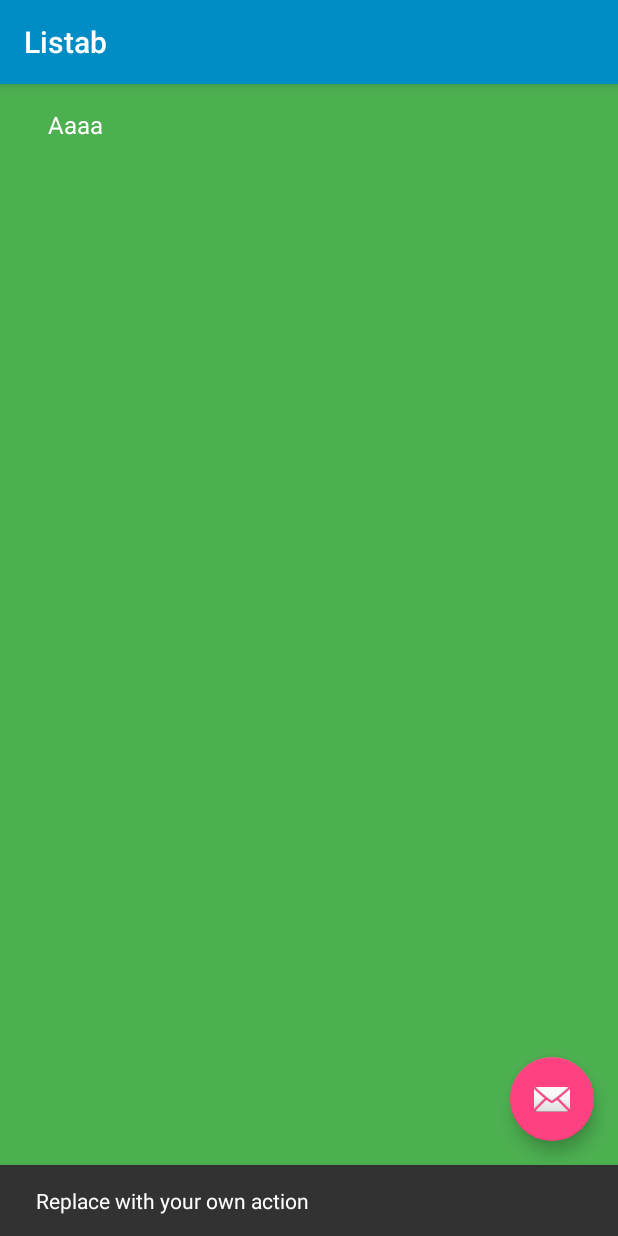
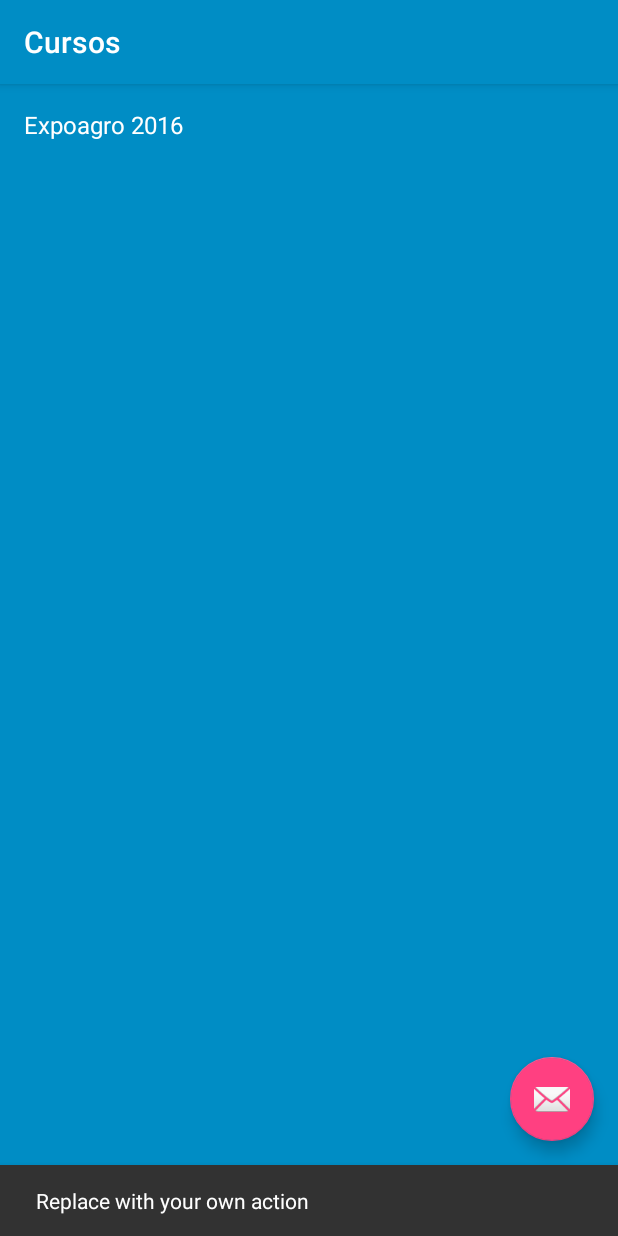
Before and after one commit to LuisLeguizamon/vistas_grid, an Android app: the Listab screen opened directly, with no data from a screen before it, after a tap on an icon or button, on a phone screen of 412 x 824 dp. Run offline under Robolectric (Android 15) with nearby library versions, the phone set to English and light mode, and no system bars; 2 statements that could not run were skipped.

Commit message:
resolve problem

```diff
--- a/app/src/main/java/com/example/luis/vistas_grid/MyAdapterb.java
+++ b/app/src/main/java/com/example/luis/vistas_grid/MyAdapterb.java
@@ -1,5 +1,6 @@
 package com.example.luis.vistas_grid;
 
+import android.support.v4.content.ContextCompat;
 import android.support.v7.widget.RecyclerView;
 import android.view.LayoutInflater;
 import android.view.View;
@@ -47,12 +48,16 @@
         return vh;
     }
 
+
+
+
     // Replace the contents of a view (invoked by the layout manager)
     @Override
     public void onBindViewHolder(ViewHolder holder, int position) {
         // - get element from your dataset at this position
         // - replace the contents of the view with that element
         holder.getTexto().setText(mDataset[position]);
+
     }
 
 
--- a/app/src/main/res/layout/activity_listab.xml
+++ b/app/src/main/res/layout/activity_listab.xml
@@ -21,7 +21,26 @@
 
     </android.support.design.widget.AppBarLayout>
 
+
+
+
+
     <include layout="@layout/content_listab" />
+
+    <ImageView
+        android:layout_width="180dp"
+        android:layout_height="180dp"
+        android:layout_marginTop="420dp"
+        android:layout_marginLeft="-30dp"
+        android:src="@drawable/ic_launcher_cursapp_transbz"/>
+
+    <android.support.v7.widget.RecyclerView
+        android:id="@+id/my_recycler_view"
+        android:layout_width="match_parent"
+        android:layout_height="match_parent"
+        android:scrollbars="vertical"
+        android:layout_marginTop="56dp"/>
+
 
     <android.support.design.widget.FloatingActionButton
         android:id="@+id/fab"
@@ -32,10 +51,5 @@
         android:src="@android:drawable/ic_dialog_email" />
 
 
-    <android.support.v7.widget.RecyclerView
-        android:id="@+id/my_recycler_view"
-        android:layout_width="match_parent"
-        android:layout_height="match_parent"
-        android:scrollbars="vertical"/>
 
 </android.support.design.widget.CoordinatorLayout>
--- a/app/src/main/res/layout/content_listab.xml
+++ b/app/src/main/res/layout/content_listab.xml
@@ -7,10 +7,8 @@
     android:orientation="vertical"
     tools:context="com.example.luis.vistas_grid.Listab"
     tools:showIn="@layout/activity_listab"
-    android:background="@color/green"
-    android:paddingLeft="@dimen/activity_horizontal_margin"
-    android:paddingRight="@dimen/activity_horizontal_margin"
-    android:paddingTop="56dp"
+    android:background="@color/colorPrimary"
+    android:padding="16dp"
     app:layout_behavior="@string/appbar_scrolling_view_behavior">
 
 
@@ -19,7 +17,6 @@
         android:layout_height="match_parent"
         android:fontFamily="sans-serif"
         android:textSize="16sp"
-        android:padding="16dp"
         android:textColor="@color/white"
         android:id="@+id/tx_b"/>
 
--- a/app/src/main/res/layout/item_list.xml
+++ b/app/src/main/res/layout/item_list.xml
@@ -2,8 +2,7 @@
 <LinearLayout xmlns:android="http://schemas.android.com/apk/res/android"
     android:layout_width="wrap_content"
     android:layout_height="wrap_content"
-    android:orientation="vertical"
-    android:onClick="ir">
+    android:orientation="vertical">
 
     <ImageView
         android:layout_width="match_parent"
--- a/app/src/main/res/values/colors.xml
+++ b/app/src/main/res/values/colors.xml
@@ -28,9 +28,9 @@
         <item>@color/blue_grey</item>
         <item>@color/teal</item>
         <item>@color/orange_dark</item>
-        <item>@color/indigo</item>
         <item>@color/purple</item>
         <item>@color/blue</item>
+        <item>@color/indigo</item>
 
     </array>
 
--- a/app/src/main/res/values/strings.xml
+++ b/app/src/main/res/values/strings.xml
@@ -1,4 +1,4 @@
 <resources>
     <string name="app_name">Cursapp</string>
-    <string name="title_activity_listab">Listab</string>
+    <string name="title_activity_listab">Cursos</string>
 </resources>
```
Also changed, not shown: app/src/main/java/com/example/luis/vistas_grid/ImageAdapter.java (+17 -19 lines), app/src/main/java/com/example/luis/vistas_grid/Listab.java (+56 -1 lines), app/src/main/java/com/example/luis/vistas_grid/MainActivity.java (+10 -6 lines), app/src/main/res/drawable/line_divider.xml (added, +14 -0 lines), app/src/main/ic_logot-web.png (added), app/src/main/res/drawable/ic_launcher_cursapp_transbz.png (added), app/src/main/res/drawable/ic_launcher_cursapp_transbz2.png (added).
